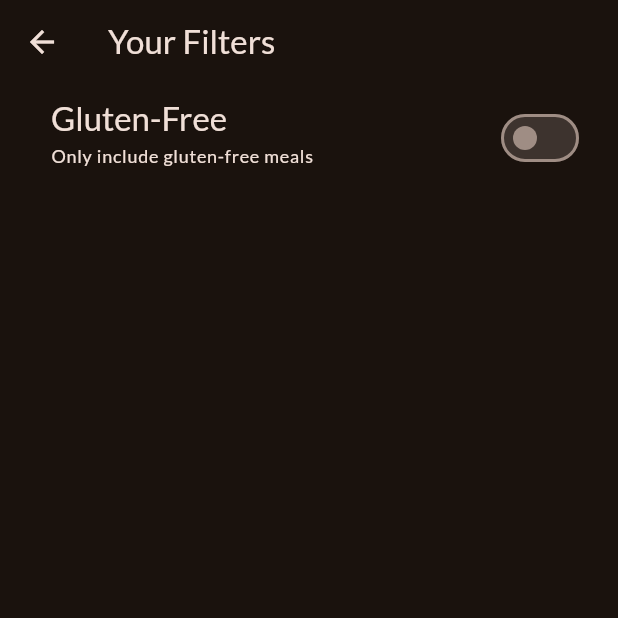
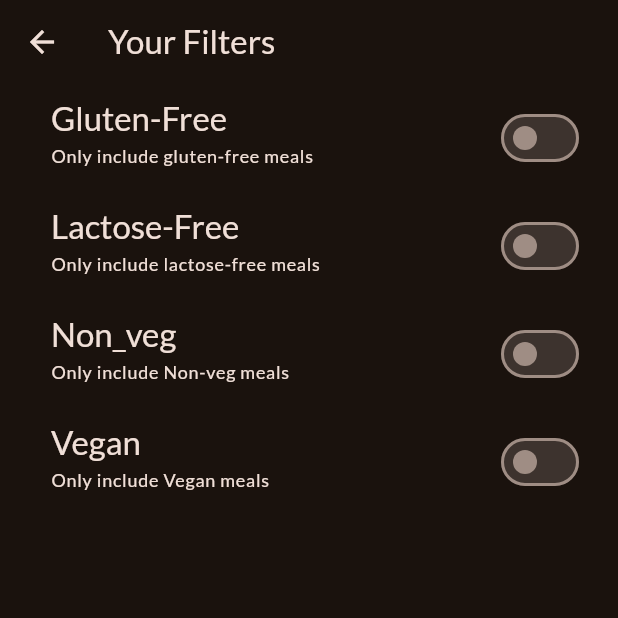
Before and after one commit to Mujjafar-Momin/meal_app, a Flutter app: the FilterScreen screen opened directly, on a phone screen of 412 x 824 dp, the top half of it. Run offline on Flutter 3.47's test engine with Material 2 defaults, Android fonts, the phone set to English and light mode, and no system bars; our stand-ins replace google_fonts, transparent_image.

Commit message:
adding more filters

```diff
--- a/lib/screens/filter_screen.dart
+++ b/lib/screens/filter_screen.dart
@@ -8,7 +8,11 @@ class FilterScreen extends StatefulWidget {
 }
 
 class _FilterScreenState extends State<FilterScreen> {
-  var _glutenFreeFilterSet=false;
+  var _glutenFreeFilterSet = false;
+  var _lactoseFreeFilterSet = false;
+  var _nonVegetarianFilterSet = false;
+  var _veganFilterSet = false;
+
   @override
   Widget build(BuildContext context) {
     return Scaffold(
@@ -19,9 +23,9 @@ class _FilterScreenState extends State<FilterScreen> {
         children: [
           SwitchListTile(
             value: _glutenFreeFilterSet,
-            onChanged: (isChecked){
+            onChanged: (isChecked) {
               setState(() {
-                _glutenFreeFilterSet=isChecked;
+                _glutenFreeFilterSet = isChecked;
               });
             },
             title: Text(
@@ -39,8 +43,80 @@ class _FilterScreenState extends State<FilterScreen> {
                   .copyWith(color: Theme.of(context).colorScheme.onBackground),
             ),
             activeColor: Theme.of(context).colorScheme.tertiary,
-            contentPadding:const EdgeInsets.only(left: 34,right: 22),
-          )
+            contentPadding: const EdgeInsets.only(left: 34, right: 22),
+          ),
+          SwitchListTile(
+            value: _lactoseFreeFilterSet,
+            onChanged: (isChecked) {
+              setState(() {
+                _lactoseFreeFilterSet = isChecked;
+              });
+            },
+            title: Text(
+              'Lactose-Free',
+              style: Theme.of(context)
+                  .textTheme
+                  .titleLarge!
+                  .copyWith(color: Theme.of(context).colorScheme.onBackground),
+            ),
+            subtitle: Text(
+              'Only include lactose-free meals',
+              style: Theme.of(context)
+                  .textTheme
+                  .labelMedium!
+                  .copyWith(color: Theme.of(context).colorScheme.onBackground),
+            ),
+            activeColor: Theme.of(context).colorScheme.tertiary,
+            contentPadding: const EdgeInsets.only(left: 34, right: 22),
+          ),
+          SwitchListTile(
+            value: _nonVegetarianFilterSet,
+            onChanged: (isChecked) {
+              setState(() {
+                _nonVegetarianFilterSet = isChecked;
+              });
+            },
+            title: Text(
+              'Non_veg',
+              style: Theme.of(context)
+                  .textTheme
+                  .titleLarge!
+                  .copyWith(color: Theme.of(context).colorScheme.onBackground),
+            ),
+            subtitle: Text(
+              'Only include Non-veg meals',
+              style: Theme.of(context)
+                  .textTheme
+                  .labelMedium!
+                  .copyWith(color: Theme.of(context).colorScheme.onBackground),
+            ),
+            activeColor: Theme.of(context).colorScheme.tertiary,
+            contentPadding: const EdgeInsets.only(left: 34, right: 22),
+          ),
+          SwitchListTile(
+            value: _veganFilterSet,
+            onChanged: (isChecked) {
+              setState(() {
+                _veganFilterSet = isChecked;
+              });
+            },
+            title: Text(
+              'Vegan',
+              style: Theme.of(context)
+                  .textTheme
+                  .titleLarge!
+                  .copyWith(color: Theme.of(context).colorScheme.onBackground),
+            ),
+            subtitle: Text(
+              'Only include Vegan meals',
+              style: Theme.of(context)
+                  .textTheme
+                  .labelMedium!
+                  .copyWith(color: Theme.of(context).colorScheme.onBackground),
+            ),
+            activeColor: Theme.of(context).colorScheme.tertiary,
+            contentPadding: const EdgeInsets.only(left: 34, right: 22),
+          ),
         ],
       ),
     );
```
